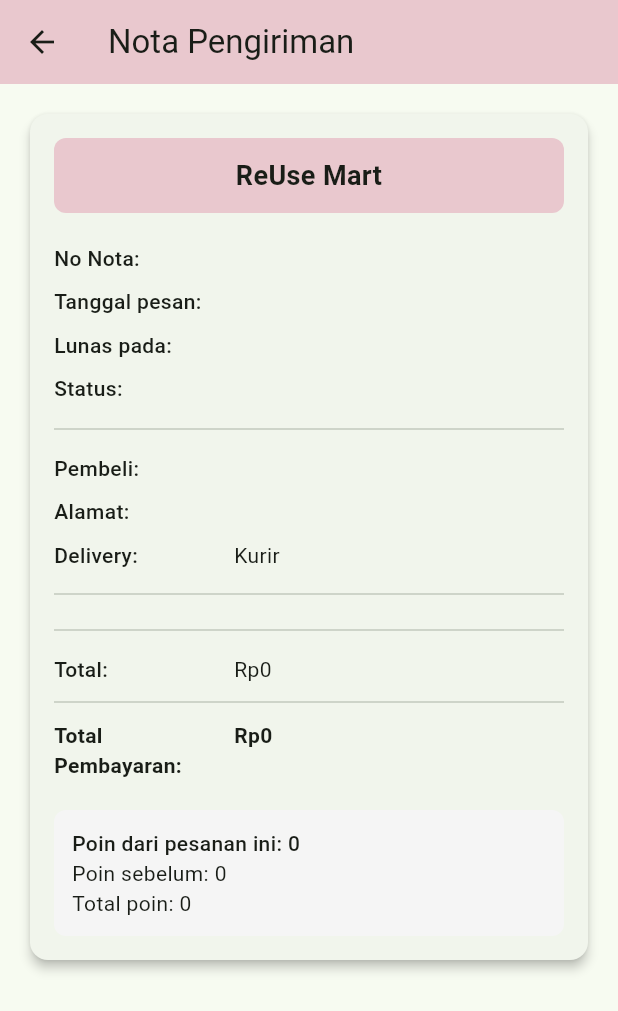
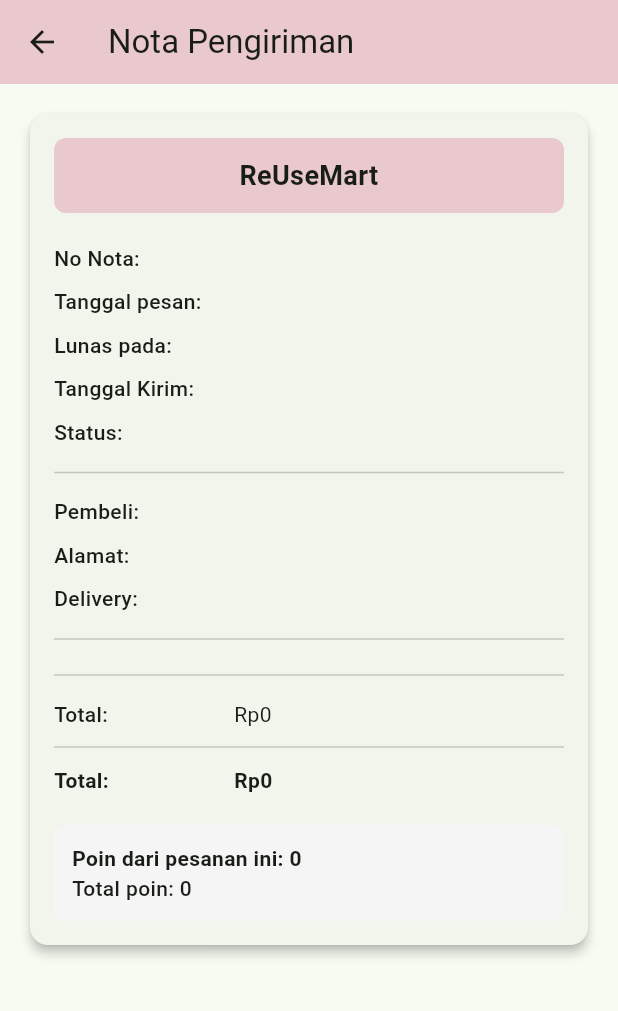
Before and after one commit to TesyaKell/p3l_reusemart_app, a Flutter app: the OrderDetailPage screen opened directly with empty values, on a phone screen of 412 x 824 dp. Shown: the top 1011 px of the screen. Run offline on Flutter 3.47's test engine with Material 3 defaults, Android fonts, the phone set to English and light mode, and no system bars; our stand-ins replace firebase_core, firebase_messaging, flutter_local_notifications, shared_preferences; accounts and stored records are empty.

Commit message:
perbaiki sedikit

```diff
--- a/lib/screens/order_detail_page.dart
+++ b/lib/screens/order_detail_page.dart
@@ -36,6 +36,15 @@
     try {
       final date = DateTime.parse(dateString);
       return DateFormat('dd/MM/yyyy HH:mm').format(date);
+    } catch (e) {
+      return dateString;
+    }
+  }
+
+  String formatDateOnly(String dateString) {
+    try {
+      final date = DateTime.parse(dateString);
+      return DateFormat('dd/MM/yyyy').format(date);
     } catch (e) {
       return dateString;
     }
@@ -81,7 +90,12 @@
                       TextButton(
                         onPressed: () => Navigator.of(context).pop(),
                         style: TextButton.styleFrom(
-                          foregroundColor: const Color.fromARGB(255, 255, 0, 0),
+                          foregroundColor: const Color.fromARGB(
+                            255,
+                            188,
+                            11,
+                            11,
+                          ),
                         ),
                         child: const Text('Batal'),
                       ),
@@ -113,7 +127,12 @@
                           }
                         },
                         style: ElevatedButton.styleFrom(
-                          backgroundColor: const Color(0xFFE9C8CE),
+                          backgroundColor: const Color.fromARGB(
+                            255,
+                            118,
+                            188,
+                            120,
+                          ),
                           foregroundColor: Colors.black,
                         ),
                         child: const Text('Tandai Selesai'),
@@ -133,7 +152,7 @@
           idPembeli: _order.idPembeli,
           tanggalPesan: _order.tanggalPesan,
           tanggalLunas: _order.tanggalLunas,
-          tanggalAmbilKirim: DateTime.now().toIso8601String(),
+          tanggalAmbilKirim: DateFormat('yyyy-MM-dd').format(DateTime.now()),
           tambahPoin: _order.tambahPoin,
           poinSebelum: _order.poinSebelum,
           poinSetelah: _order.poinSetelah,
@@ -205,7 +224,7 @@
                     borderRadius: BorderRadius.circular(8),
                   ),
                   child: const Text(
-                    'ReUse Mart',
+                    'ReUseMart',
                     style: TextStyle(fontSize: 18, fontWeight: FontWeight.bold),
                     textAlign: TextAlign.center,
                   ),
@@ -217,6 +236,11 @@
                 _buildInfoRow('Tanggal pesan', formatDate(_order.tanggalPesan)),
                 if (_order.tanggalLunas != null)
                   _buildInfoRow('Lunas pada', formatDate(_order.tanggalLunas!)),
+                if (_order.tanggalAmbilKirim != null)
+                  _buildInfoRow(
+                    'Tanggal Kirim',
+                    formatDateOnly(_order.tanggalAmbilKirim!),
+                  ),
                 _buildInfoRow('Status', _order.status),
 
                 const Divider(height: 24),
@@ -224,7 +248,7 @@
                 // Customer Info
                 _buildInfoRow('Pembeli', _order.idPembeli),
                 _buildInfoRow('Alamat', _order.alamatPengiriman),
-                _buildInfoRow('Delivery', 'Kurir ${_order.tipeDelivery}'),
+                _buildInfoRow('Delivery', '${_order.tipeDelivery}'),
 
                 const Divider(height: 24),
 
@@ -263,7 +287,7 @@
                   ),
                 const Divider(),
                 _buildInfoRow(
-                  'Total Pembayaran',
+                  'Total',
                   formatCurrency(_order.totalPembayaran),
                   isTotal: true,
                 ),
@@ -283,10 +307,13 @@
                     children: [
                       Text(
                         'Poin dari pesanan ini: ${_order.tambahPoin}',
+                        style: const TextStyle(fontWeight: FontWeight.w600),
+                      ),
+                      //Text('Poin sebelum: ${_order.poinSebelum}'),
+                      Text(
+                        'Total poin: ${_order.poinSetelah}',
                         style: const TextStyle(fontWeight: FontWeight.w500),
                       ),
-                      Text('Poin sebelum: ${_order.poinSebelum}'),
-                      Text('Total poin: ${_order.poinSetelah}'),
                     ],
                   ),
                 ),
```
Also changed, not shown: lib/screens/home_page.dart (+6 -1 lines), lib/screens/orders_page.dart (+11 -3 lines).
